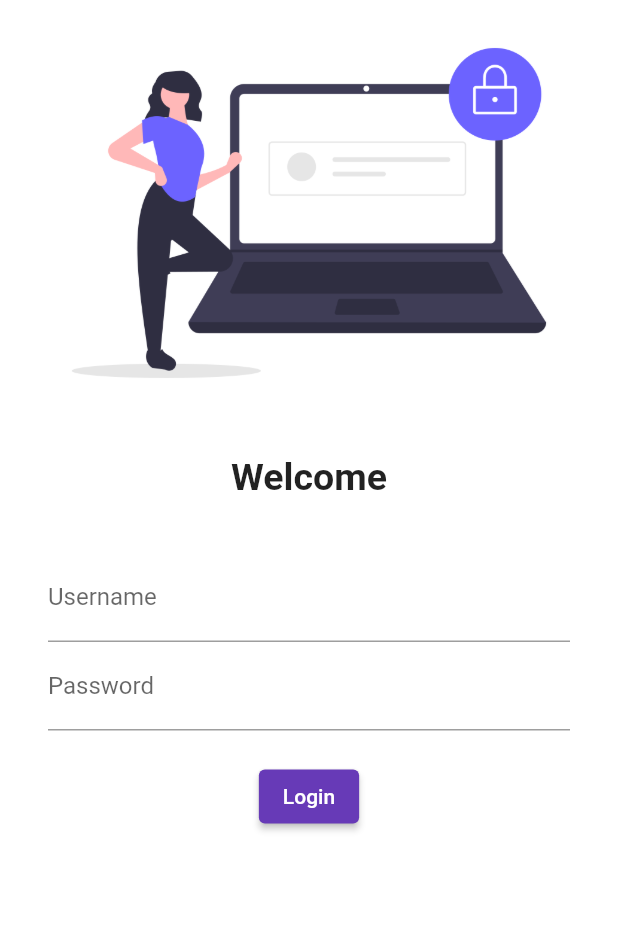
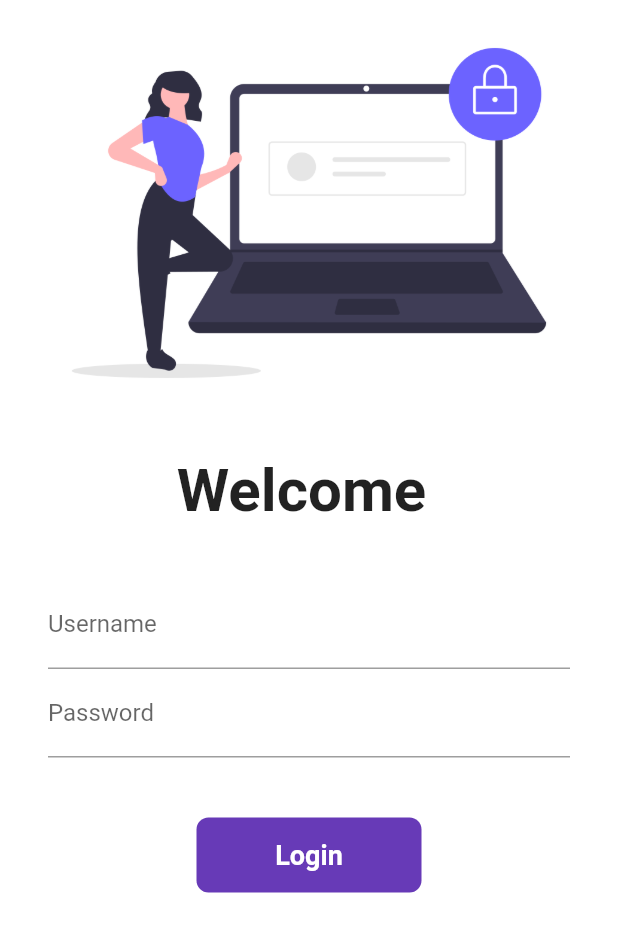
Before and after one commit to AMRITMCA/app, a Flutter app: the screen it shows after launch, on a phone screen of 412 x 824 dp. Shown: the top 932 px of the screen. Run offline on Flutter 3.47's test engine with Material 2 defaults, Android fonts, the phone set to English and light mode, and no system bars; our stand-ins replace google_fonts.

Commit message:
day-6 completed

```diff
--- a/catalog_app/lib/Pages/login_page.dart
+++ b/catalog_app/lib/Pages/login_page.dart
@@ -1,32 +1,43 @@
+import 'package:catalog_app/utils/routes.dart';
 import 'package:flutter/material.dart';
 import 'package:flutter/src/widgets/container.dart';
 import 'package:flutter/src/widgets/framework.dart';
 
-class LoginPage extends StatelessWidget {
+class LoginPage extends StatefulWidget {
   const LoginPage({super.key});
 
+  @override
+  State<LoginPage> createState() => _LoginPageState();
+}
+
+class _LoginPageState extends State<LoginPage> {
+  String name = "";
+  bool changeButton = false;
   @override
   Widget build(BuildContext context) {
     return Material(
         color: Colors.white,
+        child: SingleChildScrollView(
           child: Column(
             children: [
               Image.asset(
                 "assets/images/login_image.png",
                 fit: BoxFit.cover,
+                //height: 600,
               ),
               SizedBox(
                 height: 20.0,
               ),
               Text(
-              "Welcome",
-              style: TextStyle(fontSize: 25, fontWeight: FontWeight.bold),
+                "Welcome $name",
+                style: TextStyle(fontSize: 40, fontWeight: FontWeight.bold),
               ),
               SizedBox(
                 height: 20,
               ),
               Padding(
-              padding: const EdgeInsets.symmetric(vertical: 16, horizontal: 32),
+                padding:
+                    const EdgeInsets.symmetric(vertical: 16, horizontal: 32),
                 child: Column(
                   children: [
                     TextFormField(
@@ -34,6 +45,10 @@ class LoginPage extends StatelessWidget {
                         hintText: "Enter  Username:",
                         labelText: "Username",
                       ),
+                      onChanged: (value) {
+                        name = value;
+                        setState(() {});
+                      },
                     ),
                     TextFormField(
                       obscureText: true,
@@ -43,19 +58,55 @@ class LoginPage extends StatelessWidget {
                       ),
                     ),
                     SizedBox(
-                    height: 20,
+                      height: 40,
                     ),
-                  ElevatedButton(
-                    child: Text("Login"),
-                    style: TextButton.styleFrom(),
-                    onPressed: () => {
-                      print("Hi amrit"),
+                    InkWell(
+                      onTap: () async {
+                        setState(() {
+                          changeButton = true;
+                        });
+                        await Future.delayed(Duration(seconds: 1));
+                        Navigator.pushNamed(context, MyRoutes.homeRoute);
                       },
+                      child: AnimatedContainer(
+                        duration: Duration(seconds: 1),
+                        width: changeButton ? 50 : 150,
+                        height: 50,
+                        //color: Colors.blue,
+                        alignment: Alignment.center,
+                        child: changeButton
+                            ? Icon(
+                                Icons.done,
+                                color: Colors.white,
+                              )
+                            : Text(
+                                'Login',
+                                style: TextStyle(
+                                    color: Colors.white,
+                                    fontWeight: FontWeight.bold,
+                                    fontSize: 18),
                               ),
+                        decoration: BoxDecoration(
+                          color: Colors.deepPurple,
+                          // shape: changeButton?BoxShape.circle:BoxShape.rectangle,
+                          borderRadius:
+                              BorderRadius.circular(changeButton ? 50 : 8),
+                        ),
+                        //alignment: Alignment.center,
+                      ),
+                    ),
+                    // ElevatedButton(
+                    //   child: Text("Login"),
+                    //   style: TextButton.styleFrom(minimumSize: Size(100, 40)),
+                    //   onPressed: () => {
+                    //     Navigator.pushNamed(context, MyRoutes.homeRoute),
+                    //   },
+                    // ),
                   ],
                 ),
               )
             ],
+          ),
         ));
   }
 }
--- a/catalog_app/lib/main.dart
+++ b/catalog_app/lib/main.dart
@@ -1,4 +1,5 @@
 import 'package:catalog_app/Pages/login_page.dart';
+import 'package:catalog_app/utils/routes.dart';
 import 'package:flutter/material.dart';
 import 'package:google_fonts/google_fonts.dart';
 
@@ -27,8 +28,8 @@ class MyApp extends StatelessWidget {
       //initialRoute: "/home",
       routes: {
         "/": (context) => LoginPage(),
-        "/home": (context) => HomePage(),
-        "/login": (context) => LoginPage(),
+        MyRoutes.homeRoute: (context) => HomePage(),
+        MyRoutes.loginRoute: (context) => LoginPage(),
       },
     );
   }
--- /dev/null
+++ b/catalog_app/lib/utils/routes.dart
@@ -0,0 +1,4 @@
+class MyRoutes {
+  static String loginRoute = "/login";
+  static String homeRoute = "/home";
+}
```
Lines whose indentation alone changed are shown as unchanged.
